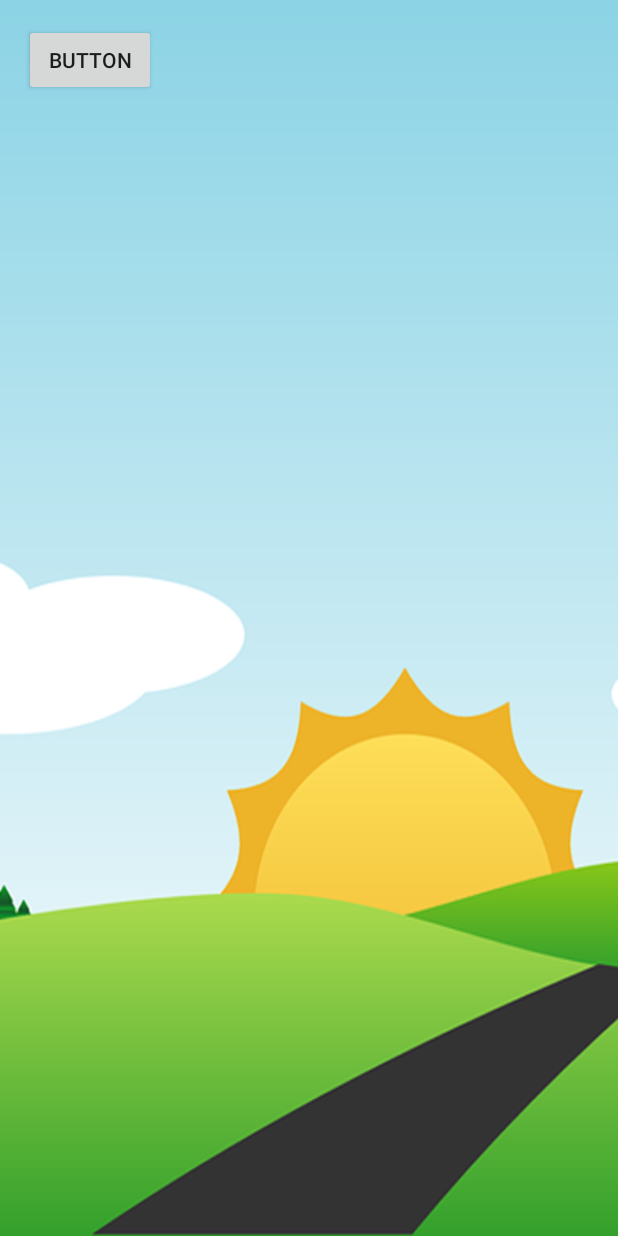
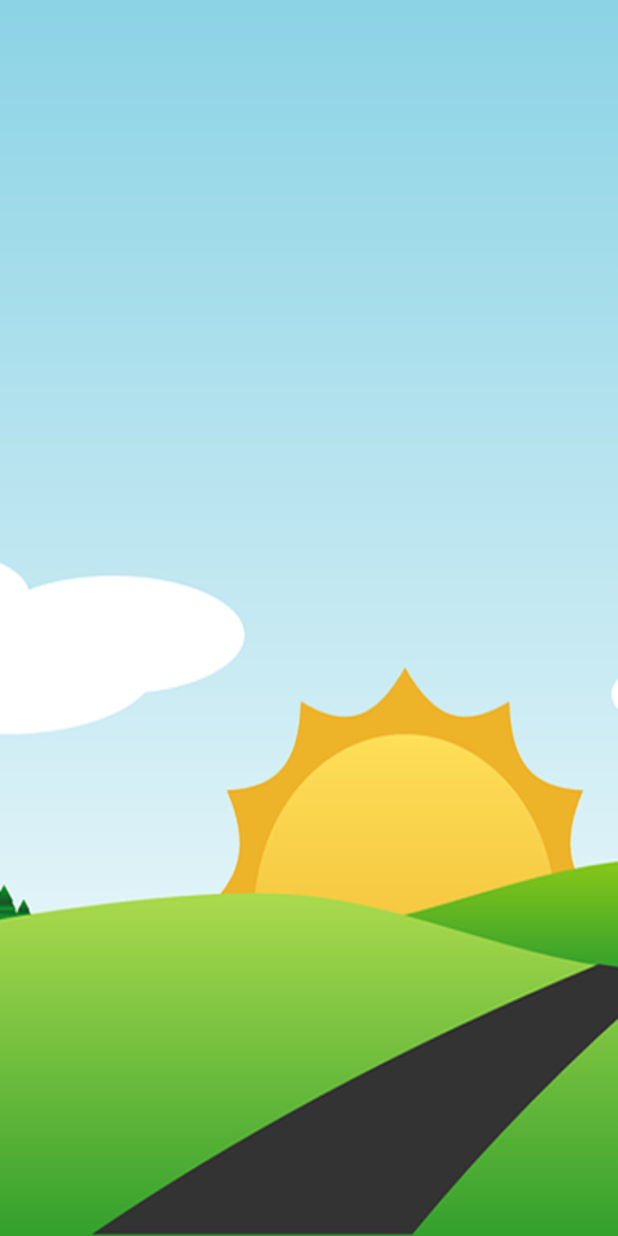
Before and after one commit to Somruethai02/Start5jan, an Android app: the viewing screen opened directly, with no data from a screen before it, on a phone screen of 412 x 824 dp. Run offline under Robolectric (Android 15) with nearby library versions, the phone set to English and light mode, and no system bars.

Commit message:
Start 5 jan

```diff
--- a/app/src/main/res/layout/activity_viewing.xml
+++ b/app/src/main/res/layout/activity_viewing.xml
@@ -11,9 +11,4 @@
     tools:context="com.example.rtc.somruethaianusa.test.viewing"
     android:background="@drawable/bgviewing">
 
-    <Button
-        android:text="Button"
-        android:layout_width="wrap_content"
-        android:layout_height="wrap_content"
-        android:id="@+id/button8" />
 </RelativeLayout>
```
